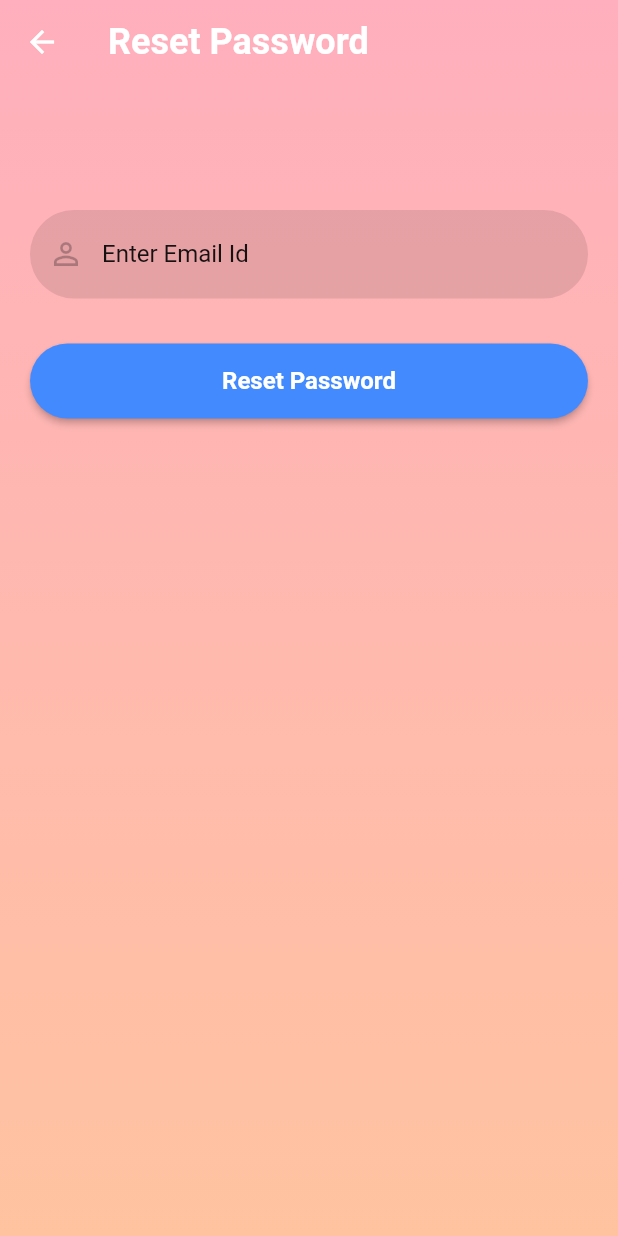
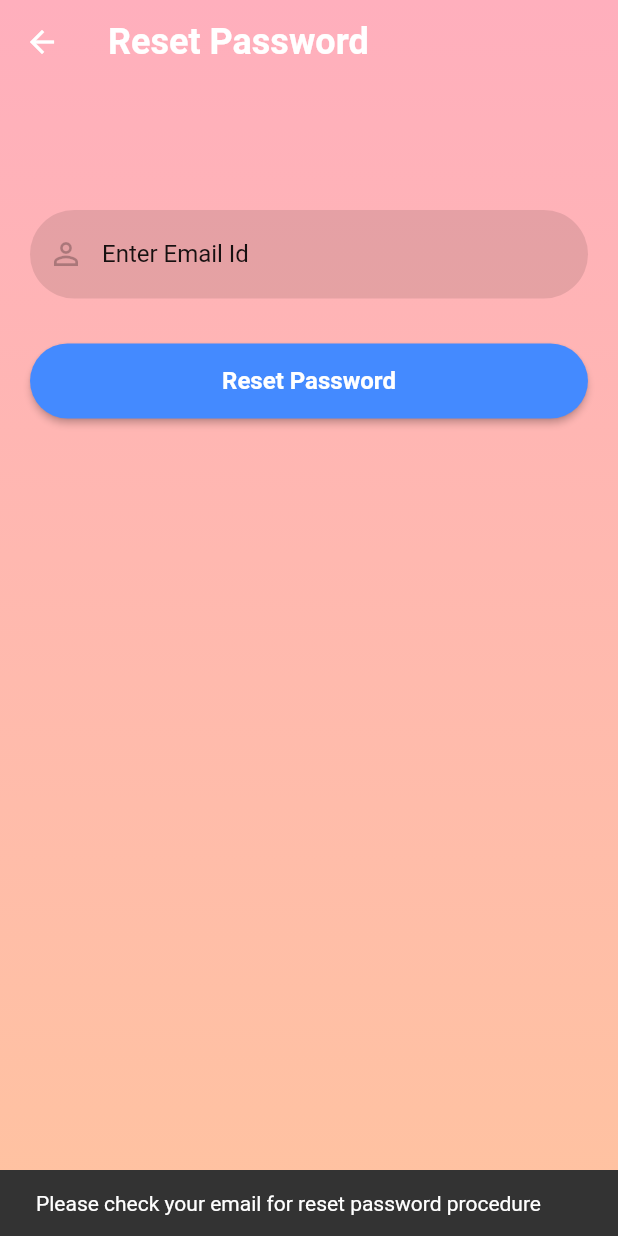
Before and after one commit to bernadettehellen/cctvproject, a Flutter app: the ResetPassword screen opened directly, after a tap on "Reset Password", on a phone screen of 412 x 824 dp. Run offline on Flutter 3.47's test engine with Material 2 defaults, Android fonts, the phone set to English and light mode, and no system bars; our stand-ins replace camera, file_picker, firebase_auth, firebase_core, firebase_storage, google_nav_bar and 3 more; missing offline and left inert: path_provider_ex; accounts and stored records are empty; network calls fail.

Commit message:
🐱‍💻 add notification feedback to authentication process

```diff
--- a/lib/screens/authentication/reset_password.dart
+++ b/lib/screens/authentication/reset_password.dart
@@ -47,9 +47,22 @@ class _ResetPasswordState extends State<ResetPassword> {
                       height: 20,
                     ),
                     firebaseUIButton(context, "Reset Password", () {
-                      FirebaseAuth.instance
-                          .sendPasswordResetEmail(email: _emailTextController.text)
-                          .then((value) => Navigator.of(context).pop());
+                      try {
+                        FirebaseAuth.instance
+                            .sendPasswordResetEmail(email: _emailTextController.text)
+                            .then((value) => Navigator.of(context).pop());
+                        ScaffoldMessenger.of(context).showSnackBar(
+                            const SnackBar(
+                              content: Text("Please check your email for reset password procedure"),
+                            )
+                        );
+                      } on FirebaseAuthException catch (e) {
+                        ScaffoldMessenger.of(context).showSnackBar(
+                            SnackBar(
+                              content: Text("${e.message}"),
+                            )
+                        );
+                      }
                     })
                   ],
                 ),
--- a/lib/screens/authentication/signup.dart
+++ b/lib/screens/authentication/signup.dart
@@ -79,10 +79,10 @@ class _SignUpScreenState extends State<SignUpScreen> {
                               imageFromCamera: "",
                               initialIndex: 0,
                             )));
-                      }).onError((error, stackTrace) {
+                      }).onError((FirebaseAuthException error, stackTrace) {
                         ScaffoldMessenger.of(context).showSnackBar(
                             SnackBar(
-                              content: Text(error.toString()),
+                              content: Text("${error.message}"),
                             ),
                         );
                       });
```
Also changed, not shown: lib/screens/authentication/login.dart (+7 -2 lines).
